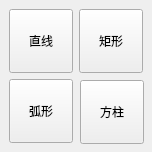
Qt form MHWindow/ui/MHLeftNavigation.ui (liuyulvv/MiniHome) before a commit.
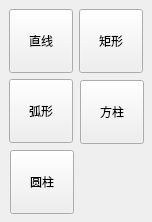
The same form after that commit.

Commit message: feat: 增加圆柱绘制

Patch:
```diff
--- a/MHWindow/ui/MHLeftNavigation.ui
+++ b/MHWindow/ui/MHLeftNavigation.ui
@@ -7,7 +7,7 @@
     <x>0</x>
     <y>0</y>
     <width>152</width>
-    <height>152</height>
+    <height>222</height>
    </rect>
   </property>
   <property name="sizePolicy">
@@ -155,6 +155,37 @@
     <string>方柱</string>
    </property>
   </widget>
+  <widget class="QToolButton" name="cylinderButton">
+   <property name="geometry">
+    <rect>
+     <x>10</x>
+     <y>150</y>
+     <width>64</width>
+     <height>64</height>
+    </rect>
+   </property>
+   <property name="sizePolicy">
+    <sizepolicy hsizetype="Expanding" vsizetype="Expanding">
+     <horstretch>0</horstretch>
+     <verstretch>0</verstretch>
+    </sizepolicy>
+   </property>
+   <property name="minimumSize">
+    <size>
+     <width>64</width>
+     <height>64</height>
+    </size>
+   </property>
+   <property name="maximumSize">
+    <size>
+     <width>64</width>
+     <height>64</height>
+    </size>
+   </property>
+   <property name="text">
+    <string>圆柱</string>
+   </property>
+  </widget>
  </widget>
  <resources/>
  <connections/>
```
The commit also changes 11 other files.
